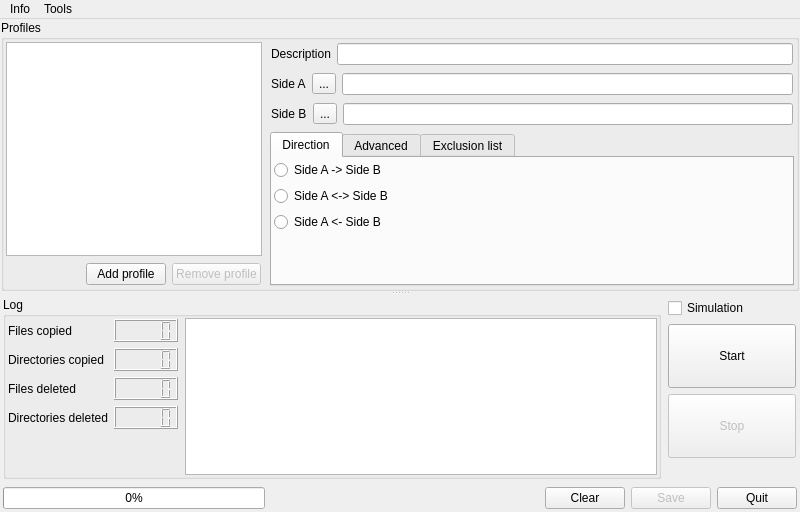
Old version of the form qfmainwindow.ui in the repository denisgottardello/BackupTo.
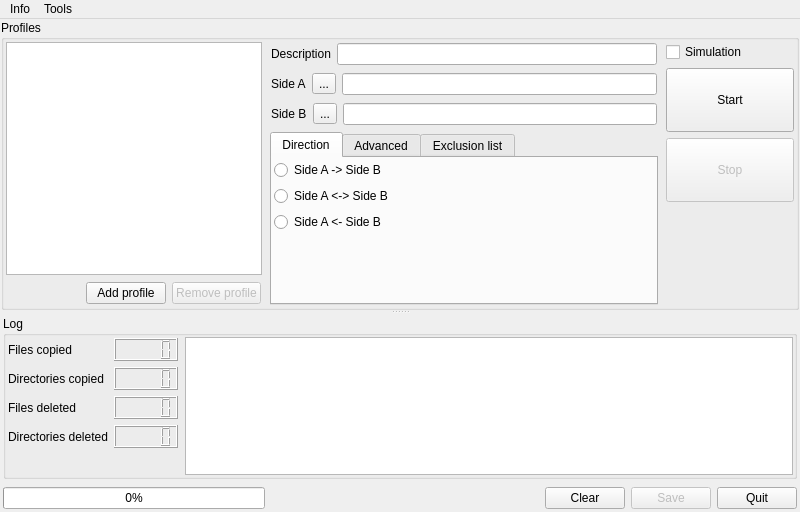
New version of the form. Icons and pictures are not drawn.

```diff
--- a/qfmainwindow.ui
+++ b/qfmainwindow.ui
@@ -40,7 +40,7 @@
        <property name="title">
         <string>Profiles</string>
        </property>
-       <layout class="QHBoxLayout" name="horizontalLayout_11" stretch="0,1">
+       <layout class="QHBoxLayout" name="horizontalLayout_11" stretch="0,1,0">
         <property name="leftMargin">
          <number>1</number>
         </property>
@@ -506,6 +506,94 @@
           </layout>
          </widget>
         </item>
+        <item>
+         <widget class="QWidget" name="widget_12" native="true">
+          <layout class="QVBoxLayout" name="verticalLayout_6">
+           <property name="leftMargin">
+            <number>1</number>
+           </property>
+           <property name="topMargin">
+            <number>1</number>
+           </property>
+           <property name="rightMargin">
+            <number>1</number>
+           </property>
+           <property name="bottomMargin">
+            <number>1</number>
+           </property>
+           <item>
+            <widget class="QCheckBox" name="QCBSimulation">
+             <property name="text">
+              <string>Simulation</string>
+             </property>
+             <property name="checked">
+              <bool>false</bool>
+             </property>
+            </widget>
+           </item>
+           <item>
+            <widget class="QPushButton" name="QPBStart">
+             <property name="minimumSize">
+              <size>
+               <width>128</width>
+               <height>64</height>
+              </size>
+             </property>
+             <property name="text">
+              <string>Start</string>
+             </property>
+             <property name="icon">
+              <iconset resource="ResourceFile.qrc">
+               <normaloff>:/Icons/Icons/start-icon.png</normaloff>:/Icons/Icons/start-icon.png</iconset>
+             </property>
+            </widget>
+           </item>
+           <item>
+            <widget class="QPushButton" name="QPBStop">
+             <property name="enabled">
+              <bool>false</bool>
+             </property>
+             <property name="minimumSize">
+              <size>
+               <width>128</width>
+               <height>64</height>
+              </size>
+             </property>
+             <property name="text">
+              <string>Stop</string>
+             </property>
+             <property name="icon">
+              <iconset resource="ResourceFile.qrc">
+               <normaloff>:/Icons/Icons/Stop-Normal-Red-icon.png</normaloff>:/Icons/Icons/Stop-Normal-Red-icon.png</iconset>
+             </property>
+            </widget>
+           </item>
+           <item>
+            <widget class="QLabel" name="QLUpdate">
+             <property name="text">
+              <string/>
+             </property>
+             <property name="alignment">
+              <set>Qt::AlignCenter</set>
+             </property>
+            </widget>
+           </item>
+           <item>
+            <spacer name="verticalSpacer_5">
+             <property name="orientation">
+              <enum>Qt::Vertical</enum>
+             </property>
+             <property name="sizeHint" stdset="0">
+              <size>
+               <width>20</width>
+               <height>40</height>
+              </size>
+             </property>
+            </spacer>
+           </item>
+          </layout>
+         </widget>
+        </item>
        </layout>
       </widget>
       <widget class="QWidget" name="widget_11" native="true">
@@ -639,94 +727,6 @@
              </layout>
             </widget>
            </item>
-           <item>
-            <widget class="QWidget" name="widget_12" native="true">
-             <layout class="QVBoxLayout" name="verticalLayout_6">
-              <property name="leftMargin">
-               <number>1</number>
-              </property>
-              <property name="topMargin">
-               <number>1</number>
-              </property>
-              <property name="rightMargin">
-               <number>1</number>
-              </property>
-              <property name="bottomMargin">
-               <number>1</number>
-              </property>
-              <item>
-               <widget class="QCheckBox" name="QCBSimulation">
-                <property name="text">
-                 <string>Simulation</string>
-                </property>
-                <property name="checked">
-                 <bool>false</bool>
-                </property>
-               </widget>
-              </item>
-              <item>
-               <widget class="QPushButton" name="QPBStart">
-                <property name="minimumSize">
-                 <size>
-                  <width>128</width>
-                  <height>64</height>
-                 </size>
-                </property>
-                <property name="text">
-                 <string>Start</string>
-                </property>
-                <property name="icon">
-                 <iconset resource="ResourceFile.qrc">
-                  <normaloff>:/Icons/Icons/start-icon.png</normaloff>:/Icons/Icons/start-icon.png</iconset>
-                </property>
-               </widget>
-              </item>
-              <item>
-               <widget class="QPushButton" name="QPBStop">
-                <property name="enabled">
-                 <bool>false</bool>
-                </property>
-                <property name="minimumSize">
-                 <size>
-                  <width>128</width>
-                  <height>64</height>
-                 </size>
-                </property>
-                <property name="text">
-                 <string>Stop</string>
-                </property>
-                <property name="icon">
-                 <iconset resource="ResourceFile.qrc">
-                  <normaloff>:/Icons/Icons/Stop-Normal-Red-icon.png</normaloff>:/Icons/Icons/Stop-Normal-Red-icon.png</iconset>
-                </property>
-               </widget>
-              </item>
-              <item>
-               <widget class="QLabel" name="QLUpdate">
-                <property name="text">
-                 <string/>
-                </property>
-                <property name="alignment">
-                 <set>Qt::AlignCenter</set>
-                </property>
-               </widget>
-              </item>
-              <item>
-               <spacer name="verticalSpacer_5">
-                <property name="orientation">
-                 <enum>Qt::Vertical</enum>
-                </property>
-                <property name="sizeHint" stdset="0">
-                 <size>
-                  <width>20</width>
-                  <height>40</height>
-                 </size>
-                </property>
-               </spacer>
-              </item>
-             </layout>
-            </widget>
-           </item>
           </layout>
          </widget>
         </item>
```
Left out of the diff: 4 changed lines with no effect on the pictures.
